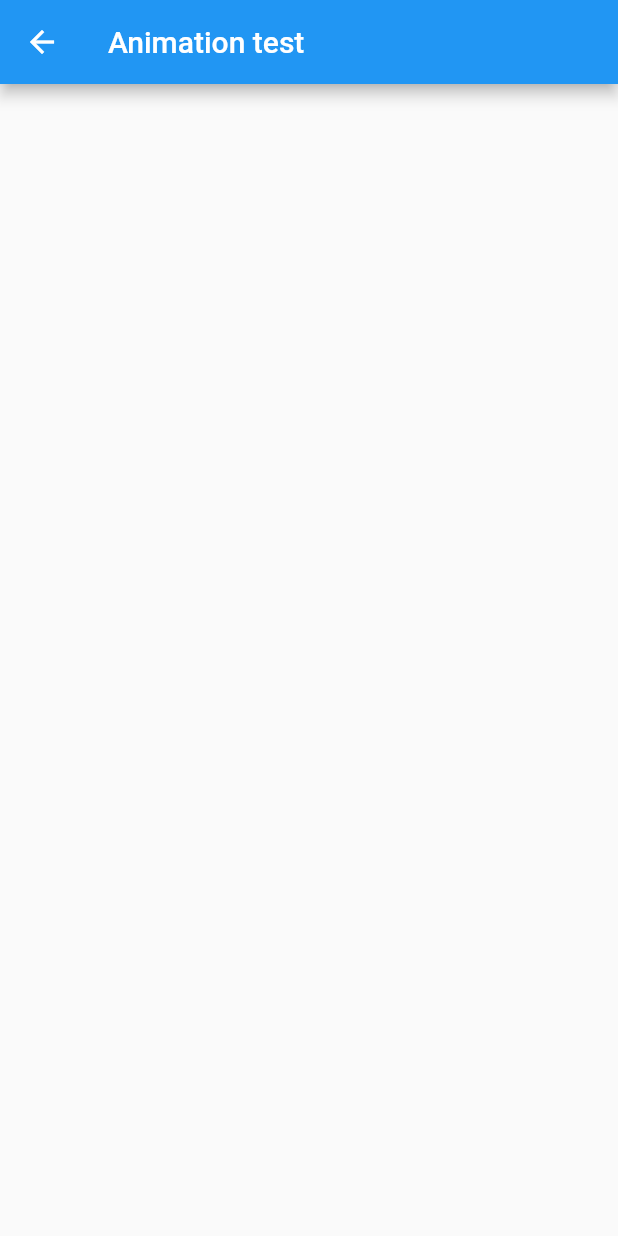
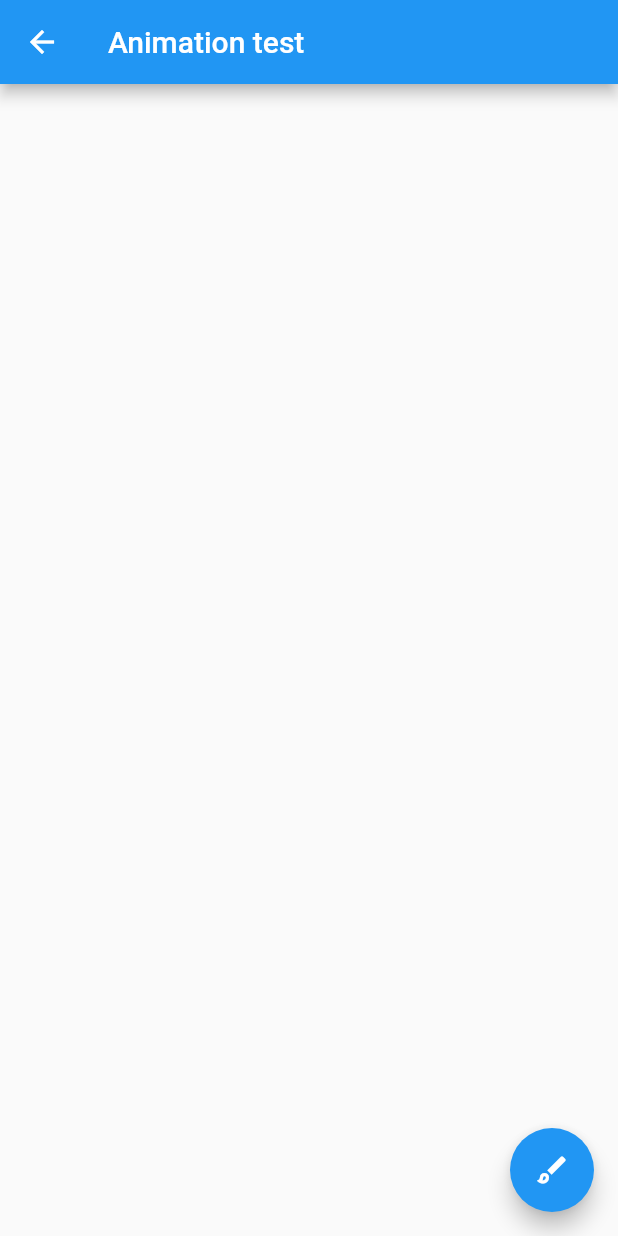
Before and after one commit to indieka900/flutterwidgets, a Flutter app: the FadeTest screen opened directly, on a phone screen of 412 x 824 dp. Run offline on Flutter 3.47's test engine with Material 2 defaults, Android fonts, the phone set to English and light mode, and no system bars.

Commit message:
Flutter widgets

```diff
--- a/flutter_application/lib/widgetsexample/animationex.dart
+++ b/flutter_application/lib/widgetsexample/animationex.dart
@@ -15,7 +15,7 @@ class _FadeTestState extends State<FadeTest> with TickerProviderStateMixin {
   void initState() {
     super.initState();
     controller = AnimationController(
-      duration: const Duration(milliseconds: 200),
+      duration: const Duration(seconds: 1),
       vsync: this,
     );
     curve = CurvedAnimation(
@@ -36,6 +36,13 @@ class _FadeTestState extends State<FadeTest> with TickerProviderStateMixin {
           child: const FlutterLogo(size: 150),
         ),
       ),
+      floatingActionButton: FloatingActionButton(
+        onPressed: () {
+          controller.forward();
+        },
+        tooltip: 'Fade',
+        child: const Icon(Icons.brush_outlined),
+      ),
     );
   }
 }
--- a/flutter_application/lib/widgetsexample/floating.dart
+++ b/flutter_application/lib/widgetsexample/floating.dart
@@ -11,7 +11,7 @@ class _Sample1State extends State<Sample1> {
   bool toggle = true;
   String txt1 = 'Toggle Two';
   String txt2 = 'Press the floating on to change';
-  var txt;
+  String txt = 'Hello';
   @override
   Widget build(BuildContext context) {
     return Scaffold(
```
Also changed, not shown: flutter_application/lib/main.dart (+10 -0 lines).
